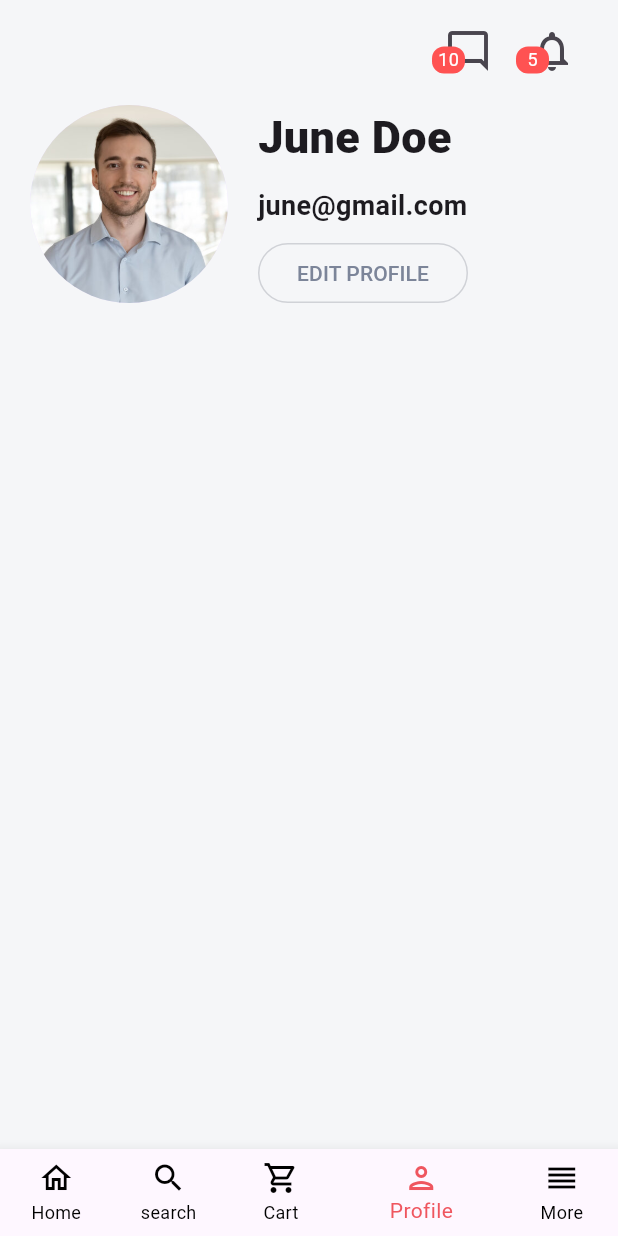
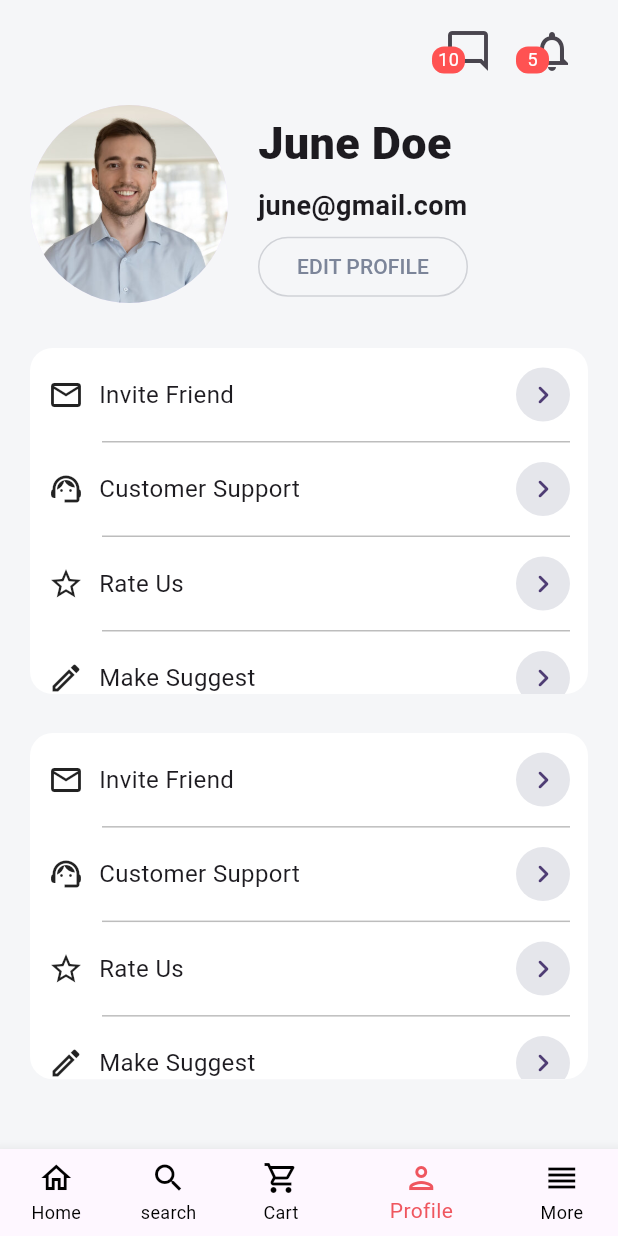
Before and after one commit to youssefhedefa/e_commerce, a Flutter app: the screen it shows after launch, item 4 of the bottom bar chosen, on a phone screen of 412 x 824 dp. Run offline on Flutter 3.47's test engine with Material 2 defaults, Android fonts, the phone set to English and light mode, and no system bars; our stand-ins replace bloc, dartz, firebase_auth, firebase_core, flutter_bloc, modal_progress_hud_nsn and 1 more; accounts and stored records are empty.

Commit message:
complete profile view ui

```diff
--- a/lib/features/profile/presentation/views/profile_view.dart
+++ b/lib/features/profile/presentation/views/profile_view.dart
@@ -1,7 +1,7 @@
 import 'package:e_commerce/features/home/presentation/views/widgets/custom_app_bar.dart';
 import 'package:flutter/material.dart';
-
 import 'widgets/custom_profile_label.dart';
+import 'widgets/second_options_container.dart';
 
 class ProfileView extends StatelessWidget {
   const ProfileView({Key? key}) : super(key: key);
@@ -21,6 +21,14 @@ class ProfileView extends StatelessWidget {
               children: [
                 CustomAppBar(),
                 CustomProfileLabel(),
+                SizedBox(
+                  height: 30,
+                ),
+                SecondOptionsContainer(),
+                SizedBox(
+                  height: 26,
+                ),
+                SecondOptionsContainer(),
               ],
             ),
           ),
--- a/lib/features/profile/presentation/views/widgets/custom_profile_label.dart
+++ b/lib/features/profile/presentation/views/widgets/custom_profile_label.dart
@@ -1,3 +1,4 @@
+import 'package:e_commerce/core/utils/mobile_dimensions.dart';
 import 'package:e_commerce/core/utils/my_assets.dart';
 import 'package:flutter/material.dart';
 
@@ -18,7 +19,7 @@ class CustomProfileLabel extends StatelessWidget {
           width: 20,
         ),
         SizedBox(
-          height: 132,
+          height: MobileDimensions.getHeight(context)*0.15,
           child: Column(
             crossAxisAlignment: CrossAxisAlignment.start,
             children: [
--- /dev/null
+++ b/lib/features/profile/presentation/views/widgets/option_item.dart
@@ -0,0 +1,37 @@
+import 'package:flutter/material.dart';
+
+class OptionItem extends StatelessWidget {
+  const OptionItem({Key? key, required this.icon, required this.text})
+      : super(key: key);
+
+  final Widget icon;
+  final String text;
+
+  @override
+  Widget build(BuildContext context) {
+    return Padding(
+      padding: const EdgeInsets.symmetric(vertical: 13.0),
+      child: Row(
+        mainAxisSize: MainAxisSize.max,
+        children: [
+          icon,
+          const SizedBox(
+            width: 10,
+          ),
+          Text(
+            text,
+            style: const TextStyle(
+              fontSize: 16,
+            ),
+          ),
+          const Spacer(),
+          const CircleAvatar(
+            radius: 18,
+            backgroundColor: Color.fromRGBO(229, 230, 235, 1),
+            child: Icon(Icons.navigate_next_rounded),
+          ),
+        ],
+      ),
+    );
+  }
+}
--- /dev/null
+++ b/lib/features/profile/presentation/views/widgets/second_options_container.dart
@@ -0,0 +1,52 @@
+import 'package:e_commerce/core/utils/mobile_dimensions.dart';
+import 'package:e_commerce/features/cart/presentation/views/widgets/custom_divider.dart';
+import 'package:flutter/material.dart';
+
+import 'option_item.dart';
+
+class SecondOptionsContainer extends StatelessWidget {
+  const SecondOptionsContainer({Key? key}) : super(key: key);
+
+  @override
+  Widget build(BuildContext context) {
+    return Container(
+      height: MobileDimensions.getHeight(context) * 0.28,
+      width: MobileDimensions.getWidth(context),
+      decoration: BoxDecoration(
+        color: Colors.white,
+        borderRadius: BorderRadiusDirectional.circular(15),
+      ),
+      padding: const EdgeInsets.only(
+        left: 12,
+        right: 12,
+      ),
+      child: ListView(
+        physics: const NeverScrollableScrollPhysics(),
+        children: [
+          const OptionItem(
+            icon: Icon(Icons.mail_outlined),
+            text: 'Invite Friend',
+          ),
+          CustomDivider(
+              width: MobileDimensions.getWidth(context) - 40 - 40 - 20),
+          const OptionItem(
+            icon: Icon(Icons.support_agent_outlined),
+            text: 'Customer Support',
+          ),
+          CustomDivider(
+              width: MobileDimensions.getWidth(context) - 40 - 40 - 20),
+          const OptionItem(
+            icon: Icon(Icons.star_border_outlined),
+            text: 'Rate Us',
+          ),
+          CustomDivider(
+              width: MobileDimensions.getWidth(context) - 40 - 40 - 20),
+          const OptionItem(
+            icon: Icon(Icons.edit_outlined),
+            text: 'Make Suggest',
+          ),
+        ],
+      ),
+    );
+  }
+}
```
Also changed, not shown: lib/features/profile/presentation/views/widgets/first_options_container.dart (added, +52 -0 lines).
